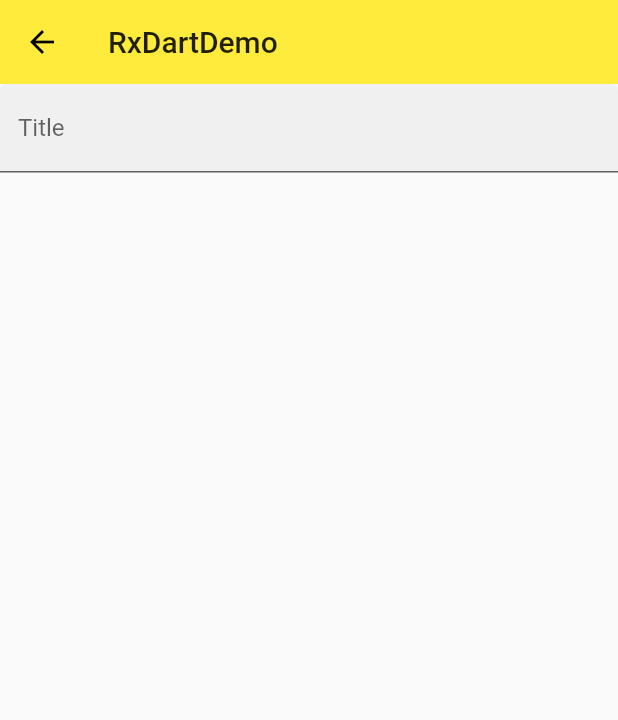
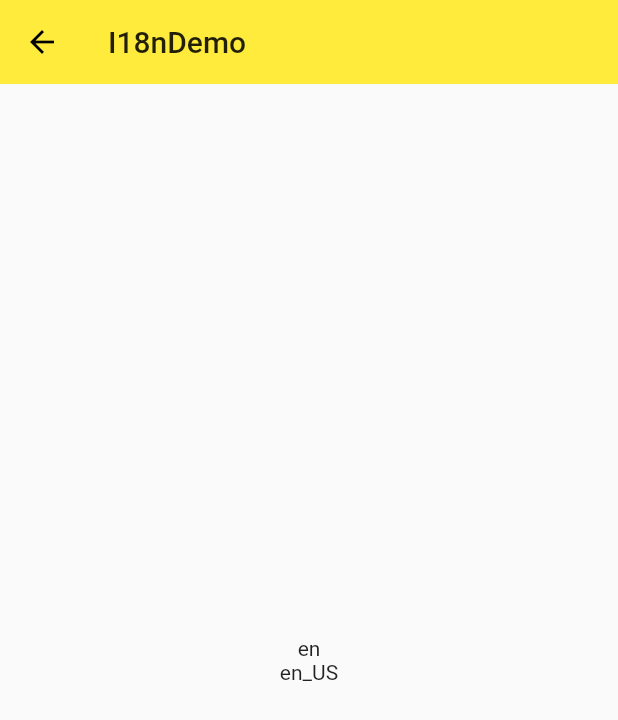
Before and after one commit to juronghuxue/flutter_ninghao_huxutest, a Flutter app: the screen it shows after launch, on a phone screen of 412 x 824 dp. Shown: the top 720 px of the screen. Run offline on Flutter 3.47's test engine with Material 2 defaults, Android fonts, the phone set to English and light mode, and no system bars; our stand-ins replace rxdart.

Commit message:
day20-09

```diff
--- /dev/null
+++ b/xlp/lib/demo/i18n/i18n_demo.dart
@@ -0,0 +1,23 @@
+import 'package:flutter/material.dart';
+
+class I18nDemo extends StatelessWidget {
+  @override
+  Widget build(BuildContext context) {
+    Locale locale = Localizations.localeOf(context);
+    return Scaffold(
+      appBar: AppBar(
+        title:Text('I18nDemo'),
+        elevation: 0.0,
+      ),
+      body: Center(
+        child: Column(
+          mainAxisAlignment: MainAxisAlignment.center,
+          children: <Widget>[
+            Text('${locale.languageCode}'),
+            Text(locale.toString()),
+          ],
+        ),
+      ),
+    );
+  }
+}
--- a/xlp/lib/main.dart
+++ b/xlp/lib/main.dart
@@ -1,6 +1,7 @@
 
 import 'package:flutter/material.dart';
 import 'package:xlp/demo/state_management_demo.dart';
+import 'package:flutter_localizations/flutter_localizations.dart';
 import './demo/listview_demo.dart';
 import './demo/hello_demo.dart';
 import './demo/drawer_demo.dart';
@@ -15,15 +16,31 @@ import './demo/material_components.dart';
 import './demo/state_management_demo.dart';
 import './demo/stream/stream_demo.dart';
 import './demo/rxdart/rxdart_demo.dart';
+import './demo/bloc/bloc_demo.dart';
+import './demo/http/http_demo.dart';
+import './demo/animation/animation_demo.dart';
+import './demo/i18n/i18n_demo.dart';
 void main() => runApp(App());
 
 class App extends StatelessWidget{
   @override
   Widget build(BuildContext context) {
     return MaterialApp(
+      // locale: Locale('en','US'),
+      localeResolutionCallback:(Locale locale,Iterable<Locale> supportedLocales){
+        return Locale('en','US');
+      },
+      localizationsDelegates: [
+        GlobalMaterialLocalizations.delegate,
+        GlobalWidgetsLocalizations.delegate,
+      ],
+      supportedLocales: [
+        Locale('en','US'),
+        Locale('zh','CN')
+      ],
       debugShowCheckedModeBanner: false,
       // home:NavigatorDemo(),
-      initialRoute: '/rxdart',
+      initialRoute: '/i18n',
       routes: {
         '/':(context) => Home(),
         '/about':(context) => Page2(title:'About'),
@@ -32,6 +49,10 @@ class App extends StatelessWidget{
         '/state-management':(context) => StateManagementDemo(),
         '/stream':(context) => StreamDemo(),
         '/rxdart':(context) => RxDartDemo(),
+        '/bloc':(context) => BlocDemo(),
+        '/http':(context) => HttpDemo(),
+        '/animation':(context) => AnimationDemo(),
+        '/i18n':(context) => I18nDemo(),
       },
       theme:ThemeData(
         primarySwatch: Colors.yellow,
--- a/xlp/pubspec.yaml
+++ b/xlp/pubspec.yaml
@@ -26,6 +26,9 @@ dependencies:
   intl : 0.16.1
   scoped_model : ^0.3.0
   rxdart : ^0.18.1
+  http : ^0.12.0
+  flutter_localizations:
+    sdk : flutter
 
 
   # The following adds the Cupertino Icons font to your application.
```
Also changed, not shown: xlp/lib/demo/animation/animation_demo.dart (added, +95 -0 lines), xlp/lib/demo/bloc/bloc_demo.dart (added, +18 -0 lines), xlp/lib/demo/bloc/counter_bloc_demo.dart (added, +82 -0 lines), xlp/lib/demo/http/http_demo.dart (added, +117 -0 lines), xlp/pubspec.lock.
